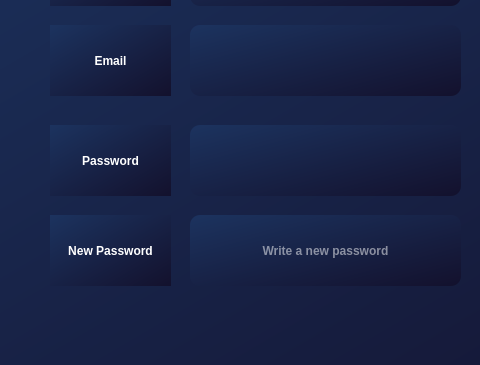
Before: the Qt Designer form Qt/frame.ui in KerollosRady/University-mangament-system, drawn with Qt 5; both pictures show x 0 to 480 and y 225 to 590 of the 1000 by 590 pixel window.
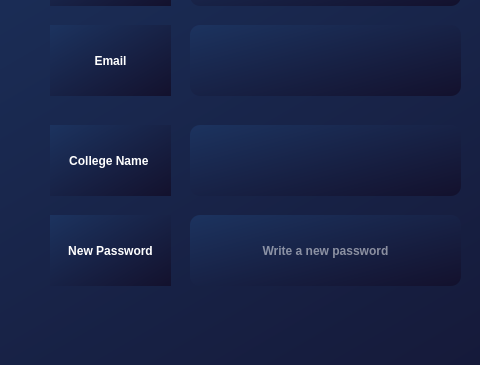
After: the same form once the commit is applied.

```diff
--- a/Qt/frame.ui
+++ b/Qt/frame.ui
@@ -123,7 +123,7 @@
     </rect>
    </property>
    <property name="text">
-    <string>Password</string>
+    <string>College Name </string>
    </property>
    <property name="alignment">
     <set>Qt::AlignCenter</set>
```
Left out of the diff: 18 changed lines with no effect on the pictures.
